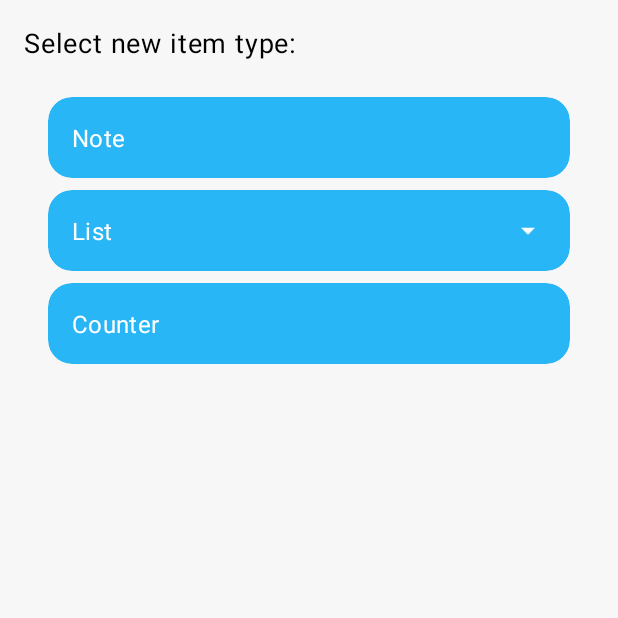
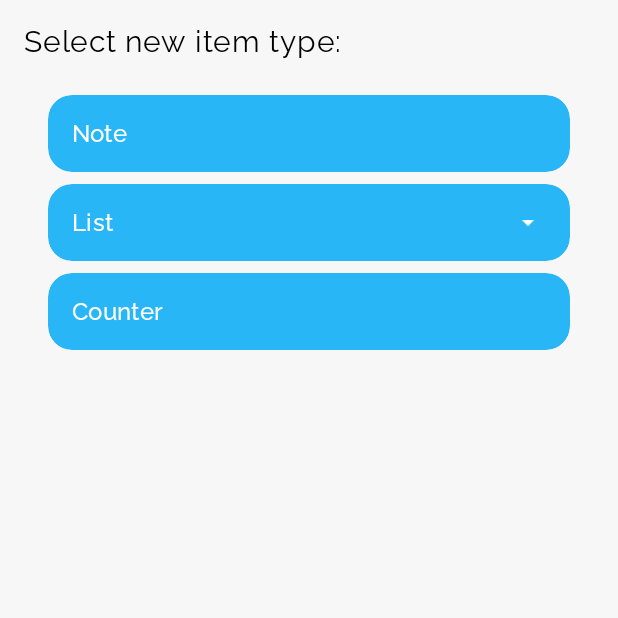
Before and after one commit to ordogod/Collect, an Android app: the CreateItemActivity screen opened directly, with no data from a screen before it, on a phone screen of 412 x 824 dp, the top half of it. Run offline under Robolectric (Android 15) with nearby library versions, the phone set to English and light mode, and no system bars.

Commit message:
Add 'Raleway' font family in app

```diff
--- a/app/src/main/res/values/dimen.xml
+++ b/app/src/main/res/values/dimen.xml
@@ -7,10 +7,10 @@
     <dimen name="size_32">32dp</dimen>
 
     <dimen name="text_body">16sp</dimen>
-    <dimen name="text_title">18sp</dimen>
+    <dimen name="text_title">20sp</dimen>
 
     <item name="text_spacing_small" type="dimen" format="float">0.015</item>
-    <item name="text_spacing_medium" type="dimen" format="float">0.030</item>
-    <item name="text_spacing_big" type="dimen" format="float">0.040</item>
+    <item name="text_spacing_medium" type="dimen" format="float">0.025</item>
+    <item name="text_spacing_big" type="dimen" format="float">0.035</item>
 
 </resources>
--- a/app/src/main/res/values/styles.xml
+++ b/app/src/main/res/values/styles.xml
@@ -8,19 +8,22 @@
     </style>
 
     <!--~~~~~~~~~~~~~~~~~~~~~ TEXT ~~~~~~~~~~~~~~~~~~~~-->
-    <style name="TextTitle" parent="TextAppearance.AppCompat">
+    <style name="TextGeneric" parent="TextAppearance.AppCompat">
         <!-- override me -->
         <item name="android:textColor">@color/super_red</item>
+        <item name="android:fontFamily">@font/raleway_regular</item>
+        <item name="android:includeFontPadding">false</item>
+    </style>
+
+    <style name="TextTitle" parent="TextGeneric">
         <item name="android:textSize">@dimen/text_title</item>
-        <item name="fontFamily">sans-serif</item>
+        <item name="android:fontFamily">@font/raleway_regular</item>
         <item name="android:letterSpacing">@dimen/text_spacing_medium</item>
     </style>
 
-    <style name="TextBody" parent="TextAppearance.AppCompat">
-        <!-- override me -->
-        <item name="android:textColor">@color/super_red</item>
+    <style name="TextBody" parent="TextGeneric">
         <item name="android:textSize">@dimen/text_body</item>
-        <item name="fontFamily">sans-serif</item>
+        <item name="android:fontFamily">@font/raleway_medium</item>
         <item name="android:letterSpacing">@dimen/text_spacing_small</item>
     </style>
 
```
Also changed, not shown: app/src/main/res/font/font_raleway.xml (added, +44 -0 lines), app/src/main/res/font/raleway_extra_light.ttf (added), app/src/main/res/font/raleway_extra_light_italic.ttf (added), app/src/main/res/font/raleway_italic.ttf (added), app/src/main/res/font/raleway_light.ttf (added), app/src/main/res/font/raleway_light_italic.ttf (added), app/src/main/res/font/raleway_medium.ttf (added), app/src/main/res/font/raleway_medium_italic.ttf (added), app/src/main/res/font/raleway_regular.ttf (added).
